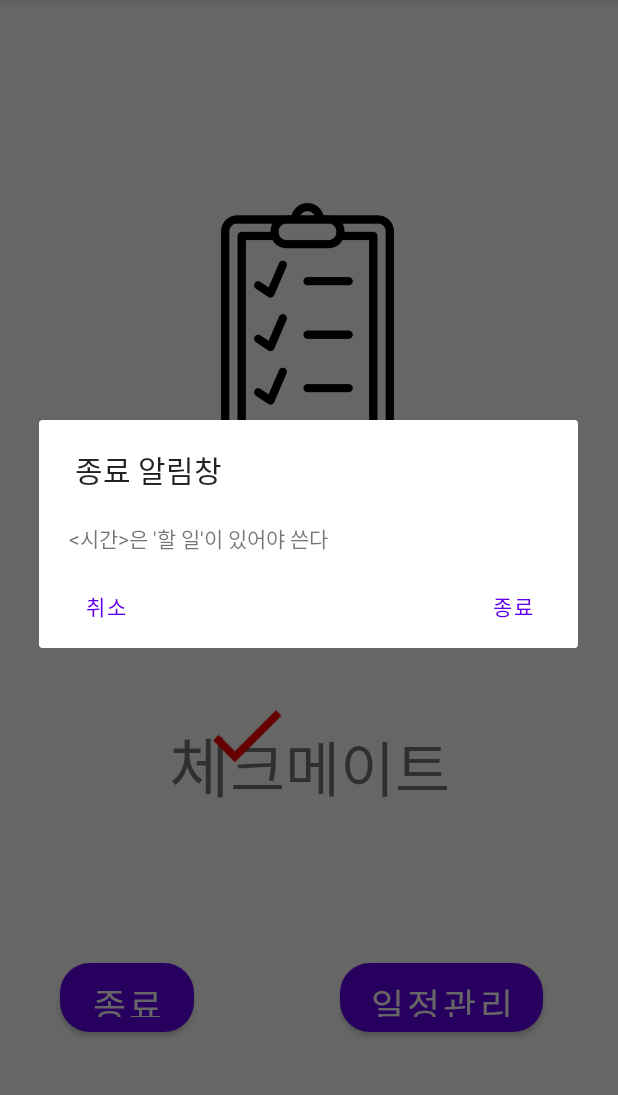
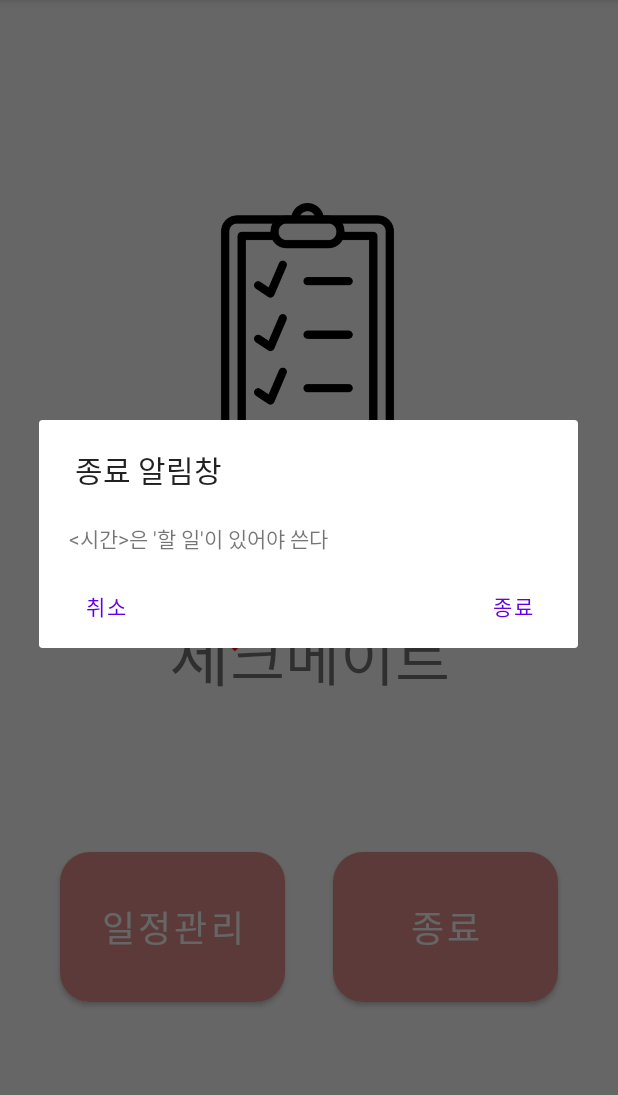
Before and after one commit to GURU2-28/Checkmate, an Android app: the screen it shows after launch (Title), after a tap on "종료", on a phone screen of 412 x 824 dp, the part 84-1179 px from its top. Run offline under Robolectric (Android 15) with nearby library versions, the phone set to English and light mode, and no system bars.

Commit message:
main xml 수정

```diff
--- a/GURU_Chcekmate/app/src/main/res/layout/activity_title.xml
+++ b/GURU_Chcekmate/app/src/main/res/layout/activity_title.xml
@@ -29,29 +29,31 @@
         app:layout_constraintStart_toStartOf="parent" />
 
     <Button
-        android:id="@+id/btn_exit"
-        android:layout_width="89dp"
-        android:layout_height="46dp"
+        android:id="@+id/btn_plan"
+        android:layout_width="150dp"
+        android:layout_height="100dp"
         android:layout_marginStart="40dp"
-        android:layout_marginBottom="80dp"
+        android:layout_marginBottom="100dp"
         android:background="@drawable/button_round"
         android:fontFamily="@font/sdsamliphopangchettfbasic"
-        android:text="종료"
+        android:text="일정관리"
         android:textSize="24sp"
+        app:backgroundTint="#E89292"
         app:layout_constraintBottom_toBottomOf="parent"
         app:layout_constraintStart_toStartOf="parent"
         app:rippleColor="#FFFFFF" />
 
     <Button
-        android:id="@+id/btn_plan"
-        android:layout_width="135dp"
-        android:layout_height="46dp"
-        android:layout_marginEnd="50dp"
-        android:layout_marginBottom="80dp"
+        android:id="@+id/btn_exit"
+        android:layout_width="150dp"
+        android:layout_height="100dp"
+        android:layout_marginEnd="40dp"
+        android:layout_marginBottom="100dp"
         android:background="@drawable/button_round"
         android:fontFamily="@font/sdsamliphopangchettfbasic"
-        android:text="일정관리"
+        android:text="종료"
         android:textSize="24sp"
+        app:backgroundTint="#E89292"
         app:layout_constraintBottom_toBottomOf="parent"
         app:layout_constraintEnd_toEndOf="parent" />
 
```
